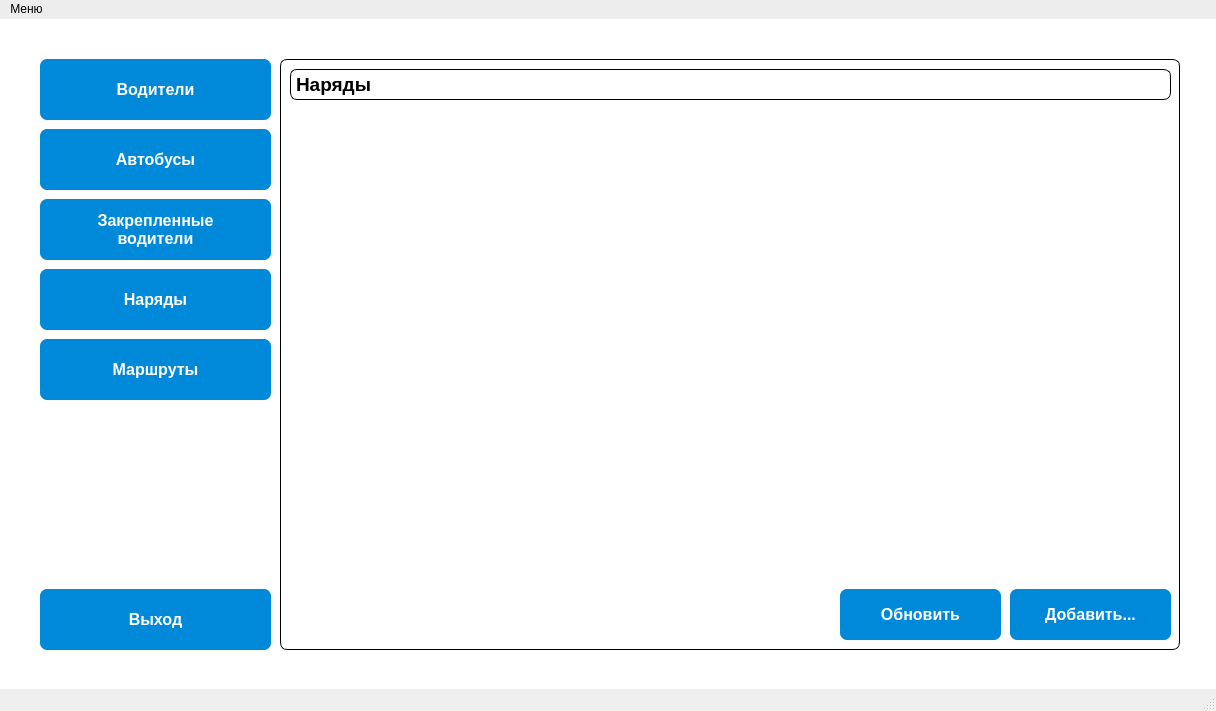
ba1zhina/qt-busSystem, file balzhinaautopark/mainwindow.ui: the form before one commit.
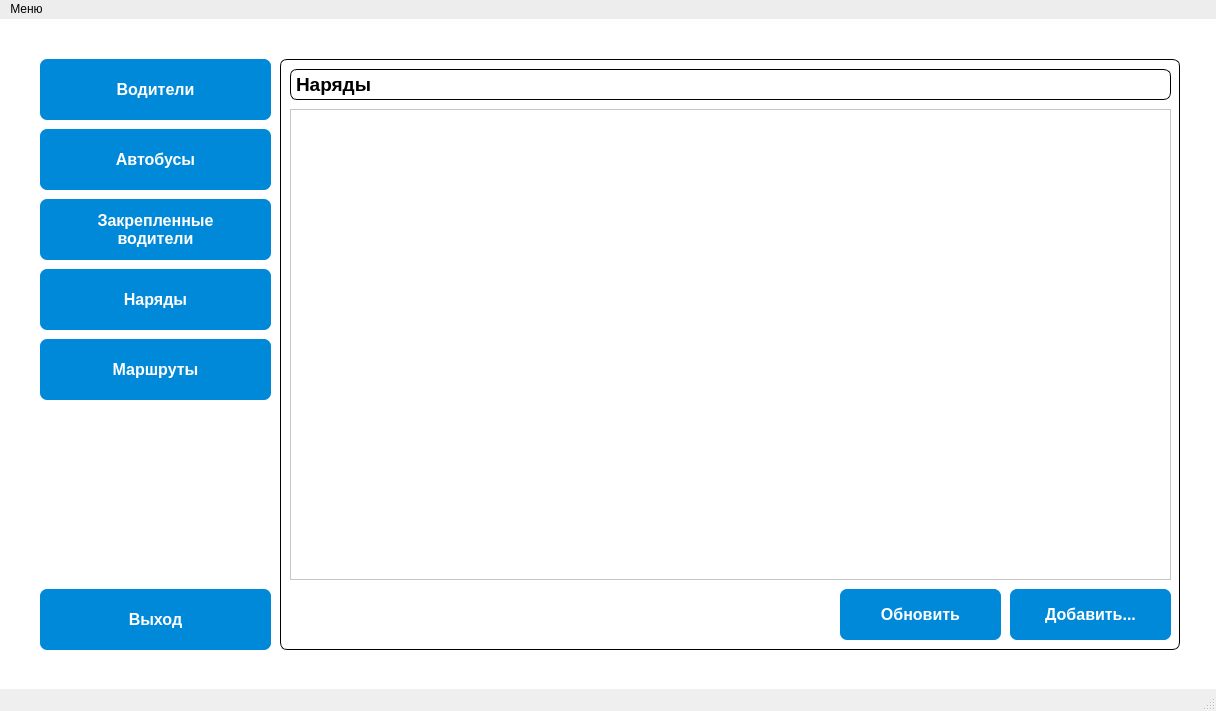
The form after the commit. The open tabs and pages were chosen to show the change. Icons and pictures are not drawn.

Diff of the .ui file:
```diff
--- a/balzhinaautopark/mainwindow.ui
+++ b/balzhinaautopark/mainwindow.ui
@@ -582,12 +582,25 @@
       <property name="contextMenuPolicy">
        <enum>Qt::CustomContextMenu</enum>
       </property>
+      <property name="styleSheet">
+       <string notr="true">alternate-background-color: rgb(222, 222, 222);
+background-color: rgb(255, 255, 255);</string>
+      </property>
+      <property name="alternatingRowColors">
+       <bool>true</bool>
+      </property>
       <property name="selectionMode">
        <enum>QAbstractItemView::SingleSelection</enum>
       </property>
       <property name="selectionBehavior">
        <enum>QAbstractItemView::SelectRows</enum>
       </property>
+      <property name="showGrid">
+       <bool>true</bool>
+      </property>
+      <property name="gridStyle">
+       <enum>Qt::SolidLine</enum>
+      </property>
      </widget>
      <widget class="QPushButton" name="pushButtonAddItinerary">
       <property name="geometry">
```
Left out of the diff: 30 changed lines with no effect on the pictures.
